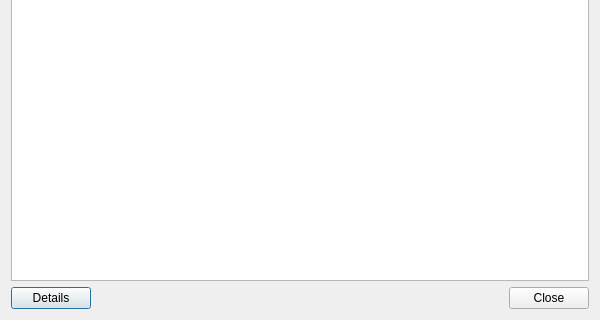
Qt form Source/Applications/DREAM3D/UI_Files/AboutPlugins.ui (BlueQuartzSoftware/DREAM3D) before a commit; both pictures show x 0 to 600 and y 180 to 500 of the 600 by 500 pixel window.
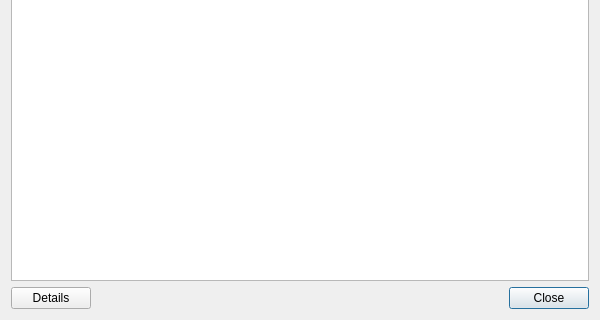
The same form after that commit.

Commit message:
Add Versions, Compatibility Versions, Vendor Names, and URLs to all BlueQuartz Software, LLC plugins.
Added Versions, Compatibility Versions, Vendor Names, and URLs to all
BlueQuartz Software, LLC plugins.  Added basic vendor name and basic
URL to AFRL plugins (CAxisByPolarizedLight and GeoData).  Updated
PluginMaker templates to include comments that guide the plugin
developer on where to input data.

Patch:
```diff
--- a/Source/Applications/DREAM3D/UI_Files/AboutPlugins.ui
+++ b/Source/Applications/DREAM3D/UI_Files/AboutPlugins.ui
@@ -13,8 +13,8 @@
   <property name="windowTitle">
    <string>Installed Plugins</string>
   </property>
-  <layout class="QHBoxLayout" name="horizontalLayout_2">
-   <item>
+  <layout class="QGridLayout" name="gridLayout">
+   <item row="0" column="0">
     <layout class="QVBoxLayout" name="verticalLayout">
      <item>
       <widget class="QTableWidget" name="pluginsTable">
@@ -76,6 +76,9 @@
          <property name="text">
           <string>Close</string>
          </property>
+         <property name="default">
+          <bool>true</bool>
+         </property>
         </widget>
        </item>
       </layout>
```
The commit also changes 20 other files.
